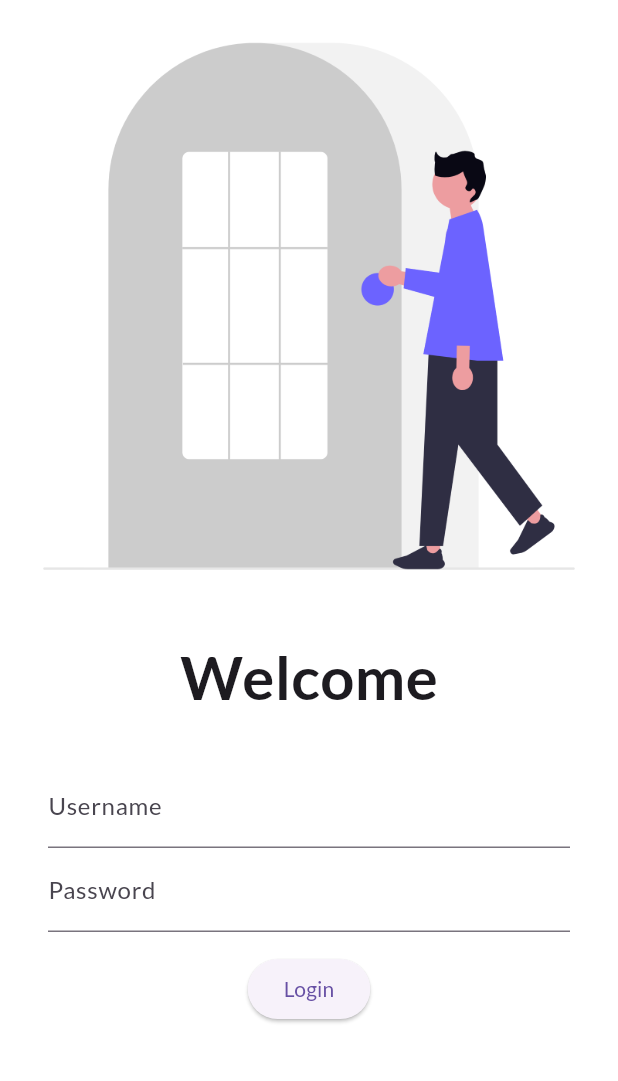
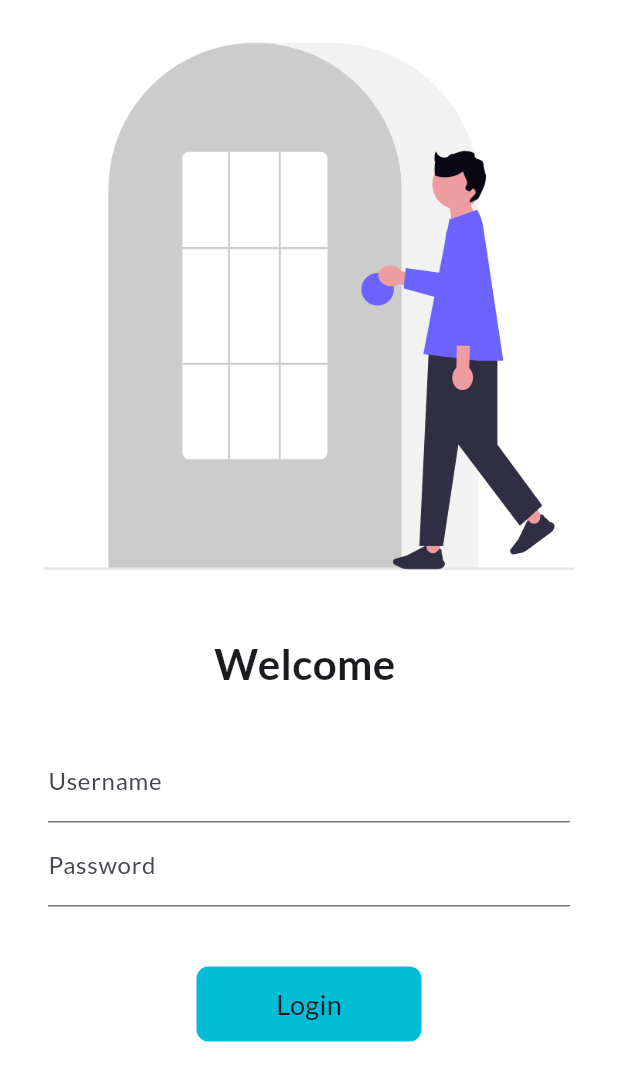
Before and after one commit to awais-yousaf75/flutter_30days, a Flutter app: the screen it shows after launch, on a phone screen of 412 x 824 dp. Shown: the top 1081 px of the screen. Run offline on Flutter 3.47's test engine with Material 3 defaults, Android fonts, the phone set to English and light mode, and no system bars; our stand-ins replace google_fonts.

Commit message:
day 6 completed

```diff
--- a/lib/main.dart
+++ b/lib/main.dart
@@ -1,5 +1,7 @@
 import 'package:flutter/material.dart';
+import 'package:flutter_30days/pages/home_page.dart';
 import 'package:flutter_30days/pages/login_page.dart';
+import 'package:flutter_30days/utils/routes.dart';
 import 'package:google_fonts/google_fonts.dart';
 
 void main() {
@@ -17,11 +19,15 @@ class MyApp extends StatelessWidget {
       theme: ThemeData(
         primarySwatch: Colors.cyan,
         fontFamily: GoogleFonts.lato().fontFamily,
-        textTheme: GoogleFonts.latoTextTheme()
+        textTheme: GoogleFonts.latoTextTheme(),
       ),
       debugShowCheckedModeBanner: false,
       initialRoute: "/",
-      routes: {"/": (context) => LoginPage()},
+      routes: {
+        "/": (context) => LoginPage(),
+        MyRoutes.loginRoute: (context) => LoginPage(),
+        MyRoutes.homeRoute: (context) => HomePage(),
+      },
     );
   }
 }
--- a/lib/pages/home_page.dart
+++ b/lib/pages/home_page.dart
@@ -0,0 +1,10 @@
+import 'package:flutter/material.dart';
+
+class HomePage extends StatelessWidget {
+  const HomePage({super.key});
+
+  @override
+  Widget build(BuildContext context) {
+    return const Placeholder(child: Text("Home Page"));
+  }
+}
--- a/lib/pages/login_page.dart
+++ b/lib/pages/login_page.dart
@@ -1,24 +1,37 @@
 import 'package:flutter/material.dart';
+import 'package:flutter_30days/utils/routes.dart';
 
-class LoginPage extends StatelessWidget {
+class LoginPage extends StatefulWidget {
   const LoginPage({super.key});
+
+  @override
+  State<LoginPage> createState() => _LoginPageState();
+}
+
+class _LoginPageState extends State<LoginPage> {
+  String name = "";
+  bool changeButton = false;
 
   @override
   Widget build(BuildContext context) {
     return Material(
       color: Colors.white,
+      child: SingleChildScrollView(
         child: Column(
           crossAxisAlignment: .center,
           children: [
             Image.asset("assets/images/login.png", fit: BoxFit.fill),
             const SizedBox(height: 14),
             Text(
-            "Welcome",
-            style: TextStyle(fontSize: 40, fontWeight: FontWeight.bold),
+              "Welcome $name",
+              style: TextStyle(fontSize: 28, fontWeight: FontWeight.bold),
             ),
             const SizedBox(height: 14),
             Padding(
-            padding: const EdgeInsets.symmetric(vertical: 16.0, horizontal: 32),
+              padding: const EdgeInsets.symmetric(
+                vertical: 16.0,
+                horizontal: 32,
+              ),
               child: Column(
                 children: [
                   TextFormField(
@@ -26,6 +39,10 @@ class LoginPage extends StatelessWidget {
                       hintText: "Enter username",
                       labelText: "Username",
                     ),
+                    onChanged: (value) {
+                      name = value;
+                      setState(() {});
+                    },
                   ),
                   TextFormField(
                     obscureText: true,
@@ -34,17 +51,36 @@ class LoginPage extends StatelessWidget {
                       labelText: "Password",
                     ),
                   ),
-                const SizedBox(height: 14),
-                ElevatedButton(
-                  onPressed: () {},
-                  style: TextButton.styleFrom(),
-                  child: Text("Login"),
+                  const SizedBox(height: 40),
+
+                  InkWell(
+                    onTap: () async {
+                      setState(() {
+                        changeButton = true;
+                      });
+                      await Future.delayed(Duration(seconds: 1));
+                      Navigator.pushNamed(context, MyRoutes.homeRoute);
+                    },
+                    child: AnimatedContainer(
+                      height: 50,
+                      width: changeButton ? 50 : 150,
+                      alignment: .center,
+                      decoration: BoxDecoration(
+                        color: Colors.cyan,
+                        borderRadius: .circular(changeButton ? 50 : 8),
+                      ),
+                      duration: Duration(seconds: 1),
+                      child: changeButton
+                          ? Icon(Icons.done)
+                          : Text("Login", style: TextStyle(fontSize: 18)),
+                    ),
                   ),
                 ],
               ),
             ),
           ],
         ),
+      ),
     );
   }
 }
--- a/lib/utils/routes.dart
+++ b/lib/utils/routes.dart
@@ -0,0 +1,4 @@
+class MyRoutes {
+  static String loginRoute = "/login";
+  static String homeRoute = "/home";
+}
```
Lines whose indentation alone changed are shown as unchanged.
